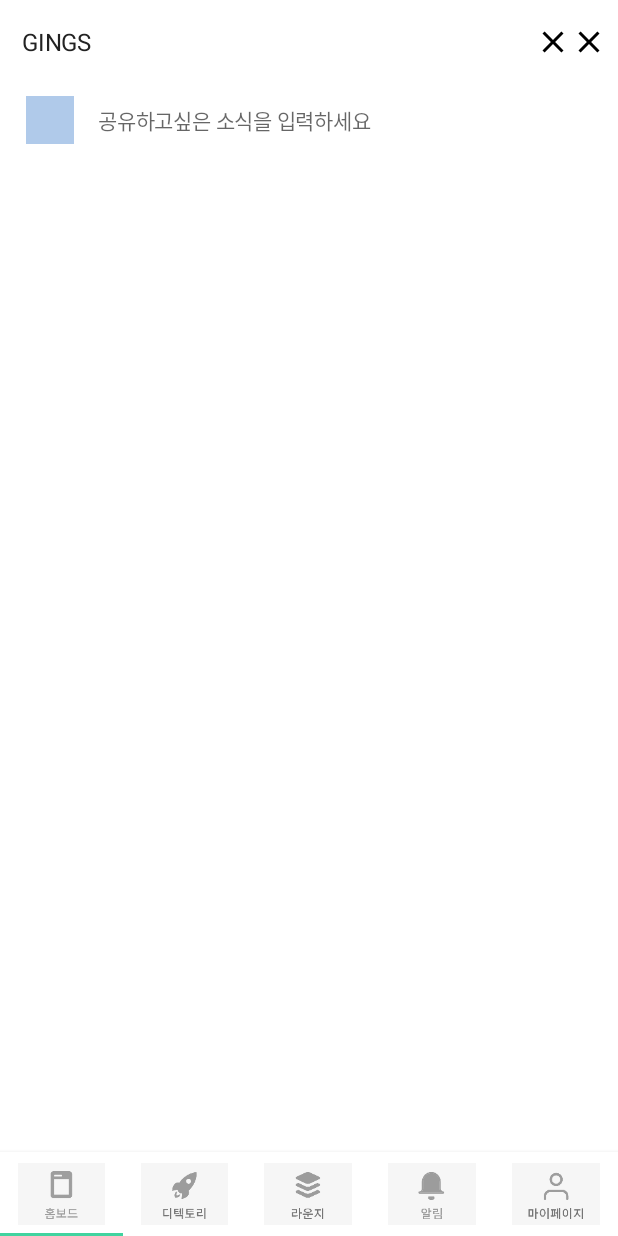
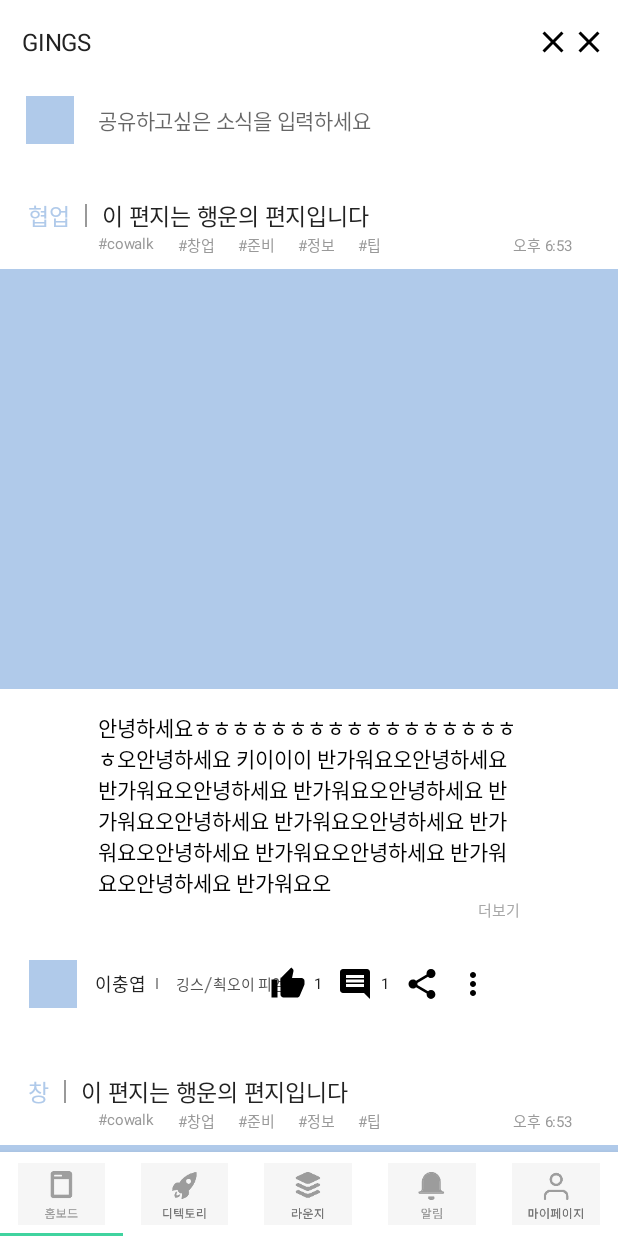
Before and after one commit to SongJemin/Gings-Android-1, an Android app: the HomeBoardFragment screen opened directly, with no data from a screen before it, on a phone screen of 412 x 824 dp. Run offline under Robolectric (Android 15) with nearby library versions, the phone set to English and light mode, and no system bars.

Commit message:
modify recyclerview layout

```diff
--- a/app/src/main/java/com/computer/inu/myworkinggings/SignUp2Activity.kt
+++ b/app/src/main/java/com/computer/inu/myworkinggings/SignUp2Activity.kt
@@ -3,10 +3,8 @@ package com.computer.inu.myworkinggings
 import android.content.Context
 import android.support.v7.app.AppCompatActivity
 import android.os.Bundle
-import android.view.View
 import android.view.inputmethod.InputMethodManager
 import kotlinx.android.synthetic.main.activity_sign_up2.*
-import kotlinx.android.synthetic.main.activity_test.*
 import org.jetbrains.anko.startActivity
 import org.jetbrains.anko.toast
 
--- a/app/src/main/java/com/computer/inu/myworkinggings/fragment/HomeBoardFragment.kt
+++ b/app/src/main/java/com/computer/inu/myworkinggings/fragment/HomeBoardFragment.kt
@@ -40,9 +40,9 @@ class HomeBoardFragment : Fragment(){
         var dataList: ArrayList<BoardData> = ArrayList()
         //dataList.add(BoardData("협업", "창업에 관심 있으신 분!!!", "#cowalk", "오후 6:53","사진 없는뎁..", "이 편지는 행운의 편지입니다", true, "사진없눈뎁", "이충엽", "깅스" , "쵝오이 피엠", 1, 1))
         //dataList.add(BoardData("협업", "창업에 관심 있으신 분!!!", "#cowalk", "오후 6:53","사진 없는뎁..", "이 편지는 행운의 편지입니다", "사진없눈뎁", "이충엽", "깅스" , "쵝오이 피엠", 1, 1))
-        //dataList.add(BoardData("협업", "창업에 관심 있으신 분!!!", "#cowalk", "오후 6:53", "이 편지는 행운의 편지입니다", "이충엽", "깅스" , "쵝오이 피엠", 1, 1))
-        //dataList.add(BoardData("창", "창업에 관심 있으신 분!!!", "#cowalk", "오후 6:53", "이 편지는 행운의 편지입니다", "이충엽", "깅스" , "쵝오이 피엠", 1, 1))
-        //dataList.add(BoardData("협업", "창업에 관심 있으신 분!!!", "#cowalk", "오후 6:53", "이 편지는 행운의 편지입니다", "이충엽", "깅스" , "쵝오이 피엠", 1, 1))
+        dataList.add(BoardData("협업", "창업에 관심 있으신 분!!!", "#cowalk", "오후 6:53", "이 편지는 행운의 편지입니다", "이충엽", "깅스" , "쵝오이 피엠", 1, 1))
+        dataList.add(BoardData("창", "창업에 관심 있으신 분!!!", "#cowalk", "오후 6:53", "이 편지는 행운의 편지입니다", "이충엽", "깅스" , "쵝오이 피엠", 1, 1))
+        dataList.add(BoardData("협업", "창업에 관심 있으신 분!!!", "#cowalk", "오후 6:53", "이 편지는 행운의 편지입니다", "이충엽", "깅스" , "쵝오이 피엠", 1, 1))
 
         /*dataList.add(BoardData("영감", "영감이 떠오른드아!!!", "#배고푸다", "오후 4:43"))
         dataList.add(BoardData("협업", "깅스쵝오!!!", "하배고파", "오후 3:03"))
--- a/app/src/main/res/layout/rv_item_board.xml
+++ b/app/src/main/res/layout/rv_item_board.xml
@@ -32,7 +32,7 @@
                 android:textSize="15sp"
                 android:text="협업" />
 
-            <view
+            <View
                 android:id="@+id/v_item_board_slash"
                 android:layout_toRightOf="@+id/tv_item_board_category"
                 android:layout_width="1dp"
@@ -215,7 +215,7 @@
             android:text="이충엽" />
 
 
-        <view
+        <View
             android:layout_width="1dp"
             android:layout_height="7.6dp"
             android:layout_alignParentStart="true"
```
